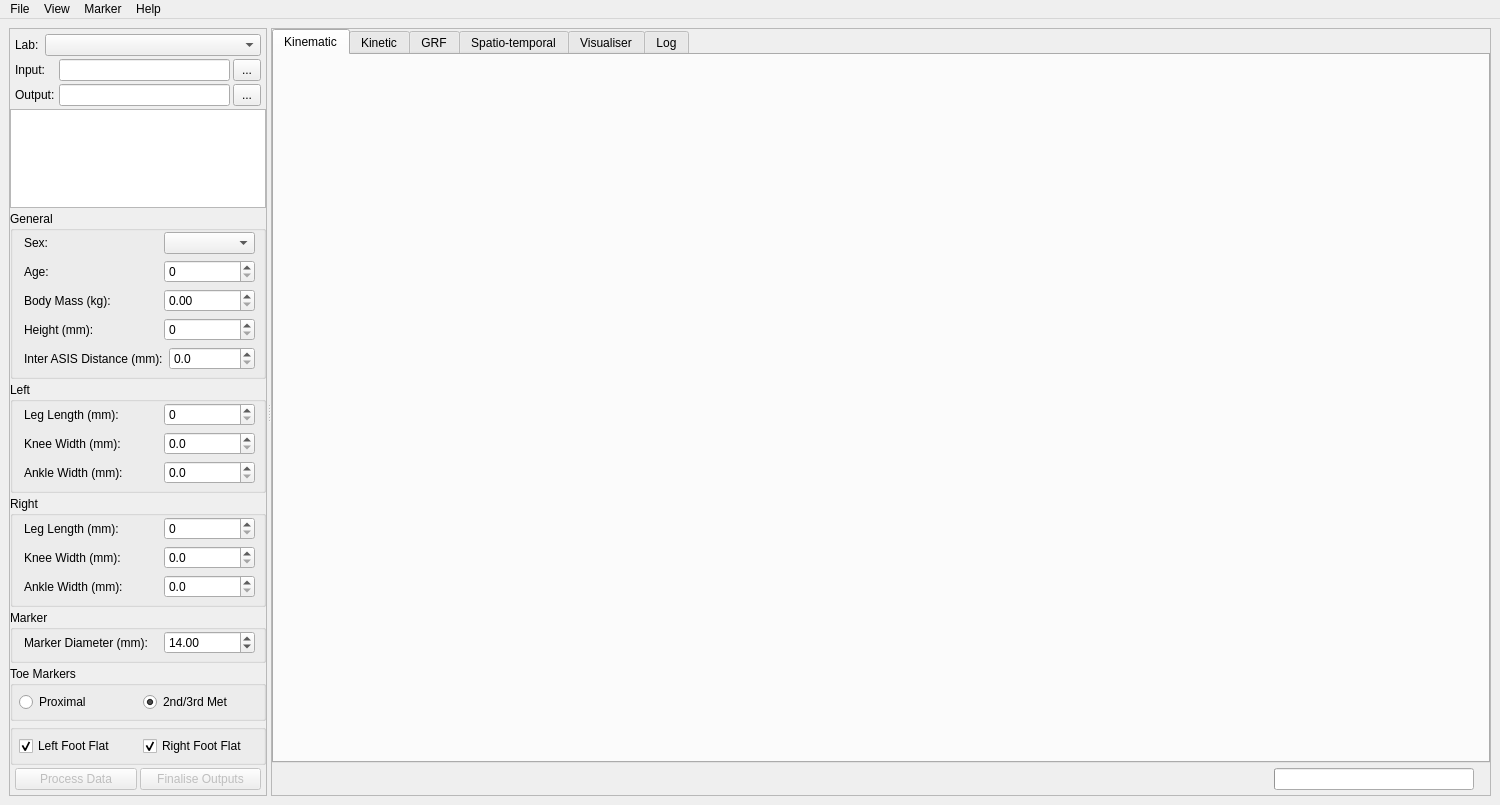
tsalemink/C3D-parser, file src/c3d_parser/view/qt/main_window.ui: the form before one commit.
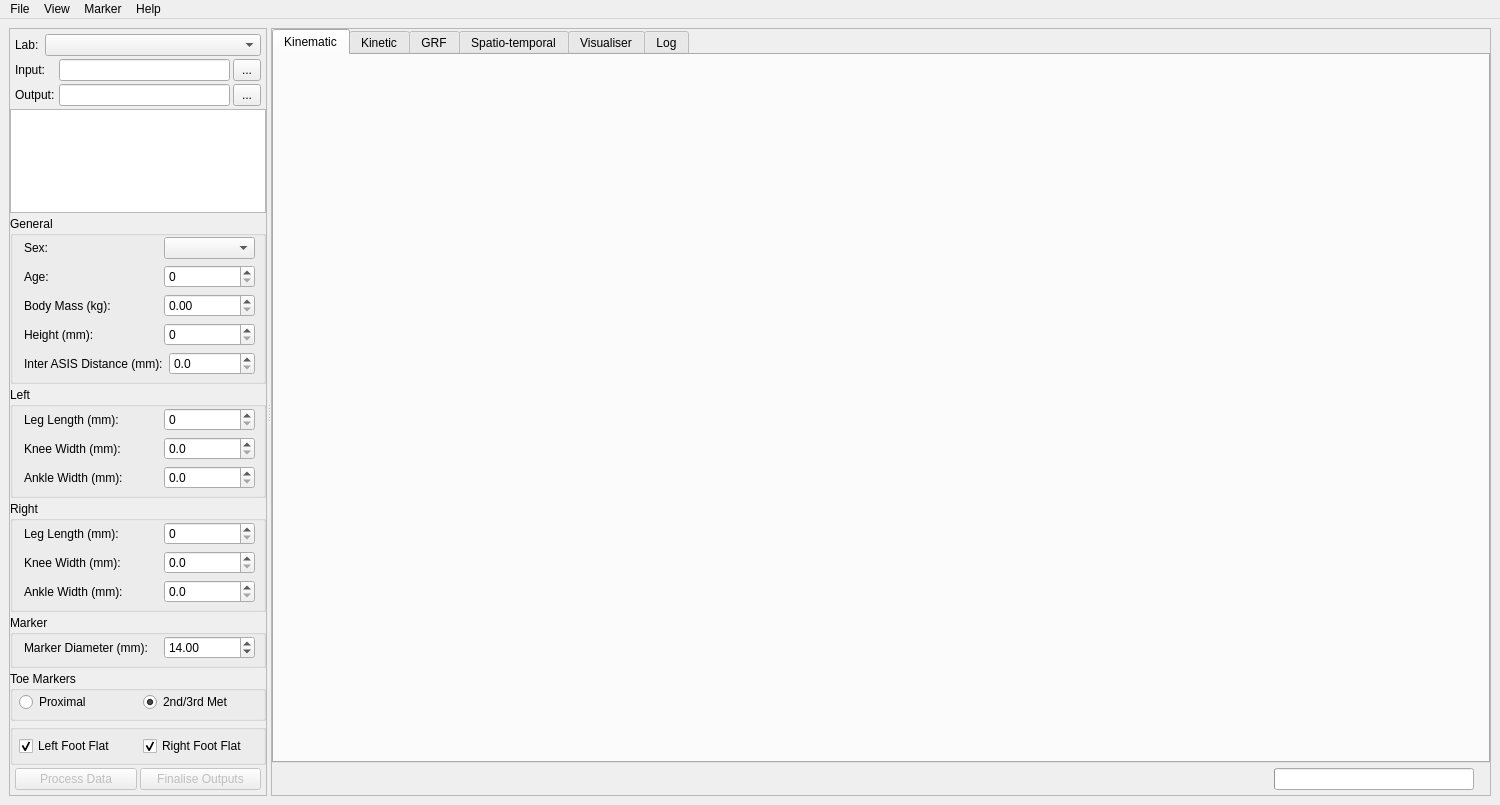
The form after the commit. Icons and pictures are not drawn. Custom widgets are drawn as their Qt base class.

Commit message: Update main window layout spacing

```diff
--- a/src/c3d_parser/view/qt/main_window.ui
+++ b/src/c3d_parser/view/qt/main_window.ui
@@ -755,7 +755,7 @@
             <number>6</number>
            </property>
            <property name="topMargin">
-            <number>6</number>
+            <number>1</number>
            </property>
            <property name="rightMargin">
             <number>3</number>
```
The commit also changes 1 other file.
